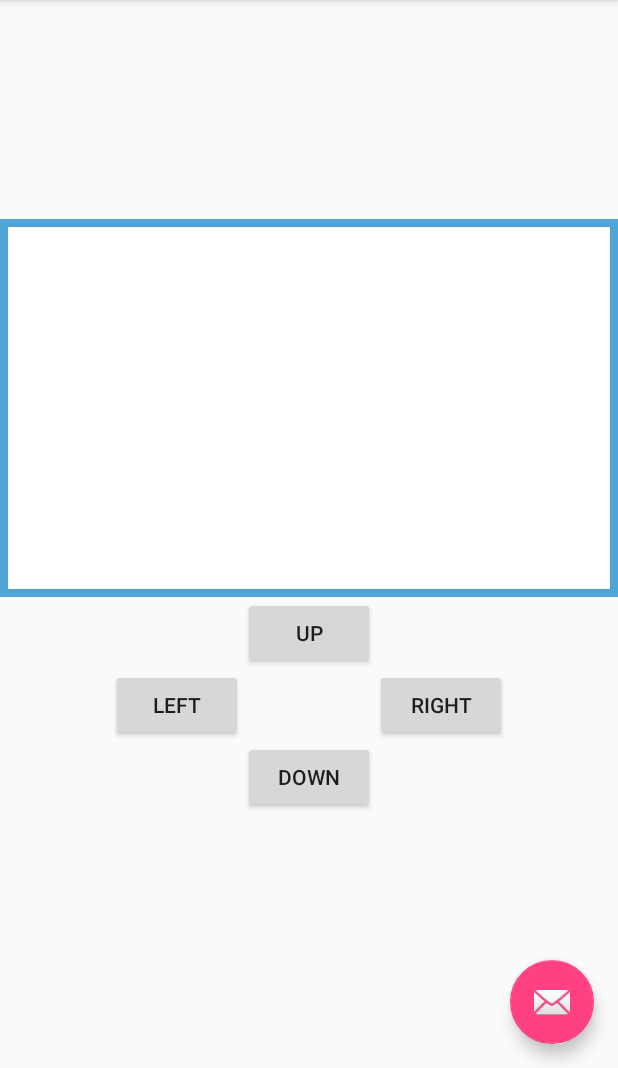
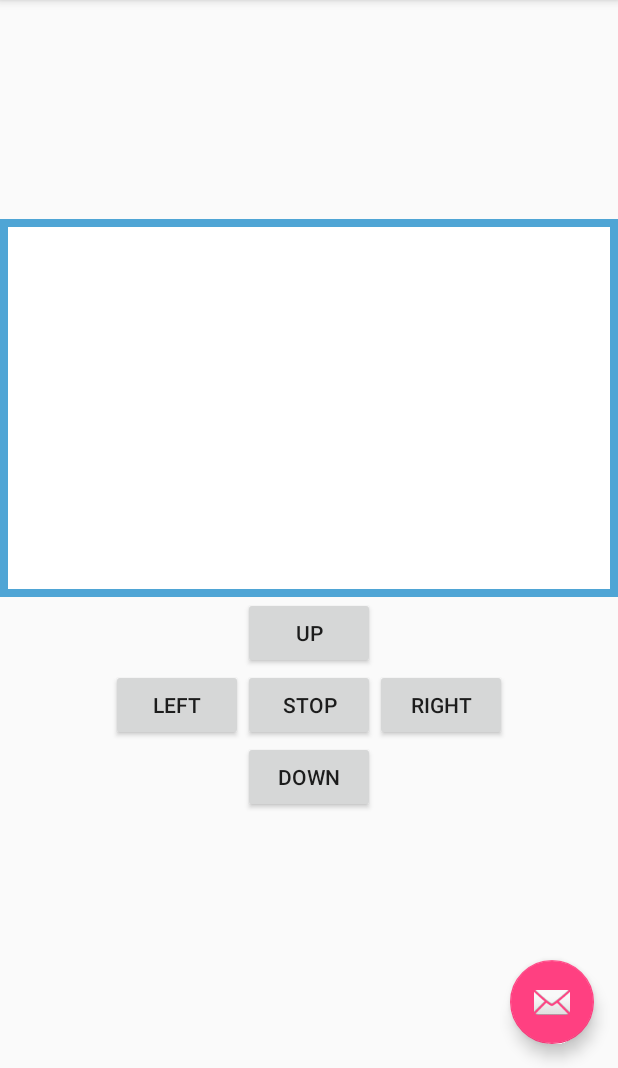
Before and after one commit to dorinpaunescu/remotecontrol, an Android app: the screen it shows after launch (MainActivity), on a phone screen of 412 x 824 dp, the part 168-1236 px from its top. Run offline under Robolectric (Android 15) with nearby library versions, the phone set to English and light mode, and no system bars.

Commit message:
add stop button

```diff
--- a/app/src/main/java/com/example/dorinpaunescu/remotecontrol/ControlFragment.java
+++ b/app/src/main/java/com/example/dorinpaunescu/remotecontrol/ControlFragment.java
@@ -128,6 +128,7 @@ public class ControlFragment extends Fragment {
         Button buttonLeft = (Button)view.findViewById(R.id.buttonMoveLeft);
         Button buttonRight = (Button)view.findViewById(R.id.buttonMoveRight);
         Button buttonDown = (Button)view.findViewById(R.id.buttonMoveDown);
+        Button buttonStop = (Button)view.findViewById(R.id.stopButton);
 
         final class ControllerOnClickListener implements View.OnClickListener{
 
@@ -153,14 +154,8 @@ public class ControlFragment extends Fragment {
         buttonDown.setOnClickListener(new ControllerOnClickListener(new MovementEnvelope("120","120")));
         buttonLeft.setOnClickListener(new ControllerOnClickListener(new MovementEnvelope("120","120")));
         buttonRight.setOnClickListener(new ControllerOnClickListener(new MovementEnvelope("120","120")));
-        /*buttonUp.setOnClickListener(new View.OnClickListener() {
-            @Override
-            public void onClick(View v) {
-                ResourceManagerFactory factoryManager = ResourceManagerProducer.getFactoryManager(ResourceManagerProducer.REMOTE_CONTROLLER_TYPE);
-                RemoteControllerProtocol remoteController = factoryManager.createRemoteController(RemoteControllerFactory.REST_BASED_REMOTE_CONTROLLER);
-                remoteController.testGet();
-            }
-        });*/
+        buttonStop.setOnClickListener(new ControllerOnClickListener(new MovementEnvelope("0","0")));
+
         return view;
     }
 
--- a/app/src/main/res/layout/fragment_control.xml
+++ b/app/src/main/res/layout/fragment_control.xml
@@ -58,6 +58,13 @@
                 android:layout_column="1"
                 android:layout_row="2" />
 
+            <Button
+                android:id="@+id/stopButton"
+                android:layout_gravity="left|top"
+                android:text="Stop"
+                android:layout_column="1"
+                android:layout_row="1" />
+
         </GridLayout>
 
     </LinearLayout>
```
